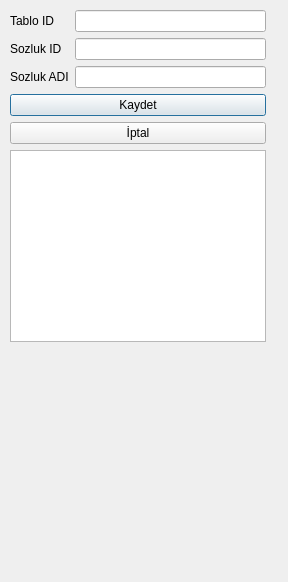
This is sozluk.ui in ibrahimediz/Python6Desktop as Qt 5 draws it before an edit. The edited form follows.
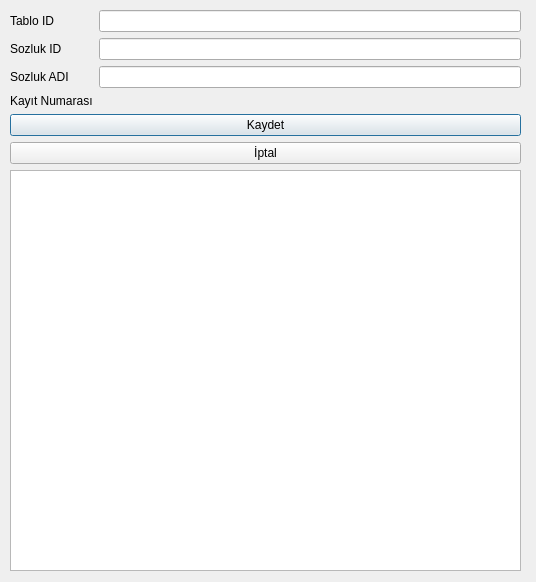
This is the edited form.

Patch:
```diff
--- a/sozluk.ui
+++ b/sozluk.ui
@@ -6,7 +6,7 @@
    <rect>
     <x>0</x>
     <y>0</y>
-    <width>288</width>
+    <width>536</width>
     <height>582</height>
    </rect>
   </property>
@@ -18,14 +18,24 @@
     <rect>
      <x>10</x>
      <y>10</y>
-     <width>221</width>
+     <width>511</width>
      <height>561</height>
     </rect>
    </property>
    <layout class="QGridLayout" name="gridLayout" columnstretch="0,0">
     <property name="sizeConstraint">
-     <enum>QLayout::SetFixedSize</enum>
+     <enum>QLayout::SetDefaultConstraint</enum>
     </property>
+    <property name="topMargin">
+     <number>0</number>
+    </property>
+    <item row="5" column="0" colspan="2">
+     <widget class="QPushButton" name="btKaydet">
+      <property name="text">
+       <string>Kaydet</string>
+      </property>
+     </widget>
+    </item>
     <item row="0" column="0">
      <widget class="QLabel" name="label">
       <property name="text">
@@ -63,23 +73,30 @@
       </property>
      </widget>
     </item>
-    <item row="5" column="0" colspan="2">
-     <widget class="QTableWidget" name="lstSozluk"/>
-    </item>
-    <item row="3" column="0" colspan="2">
-     <widget class="QPushButton" name="btKaydet">
-      <property name="text">
-       <string>Kaydet</string>
-      </property>
-     </widget>
-    </item>
-    <item row="4" column="0" colspan="2">
+    <item row="6" column="0" colspan="2">
      <widget class="QPushButton" name="btIptal">
       <property name="text">
        <string>İptal</string>
       </property>
      </widget>
     </item>
+    <item row="3" column="1">
+     <widget class="QLabel" name="lblKayit">
+      <property name="text">
+       <string/>
+      </property>
+     </widget>
+    </item>
+    <item row="3" column="0">
+     <widget class="QLabel" name="label_4">
+      <property name="text">
+       <string>Kayıt Numarası</string>
+      </property>
+     </widget>
+    </item>
+    <item row="7" column="0" colspan="2">
+     <widget class="QTableWidget" name="lstSozluk"/>
+    </item>
    </layout>
   </widget>
  </widget>
```
